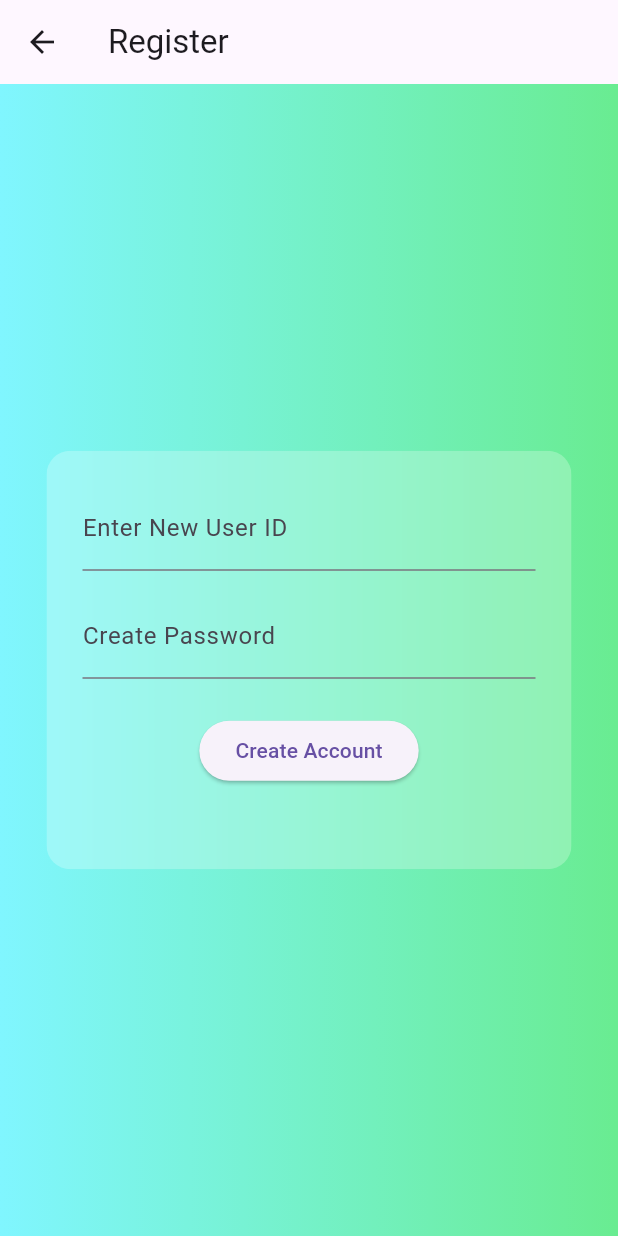
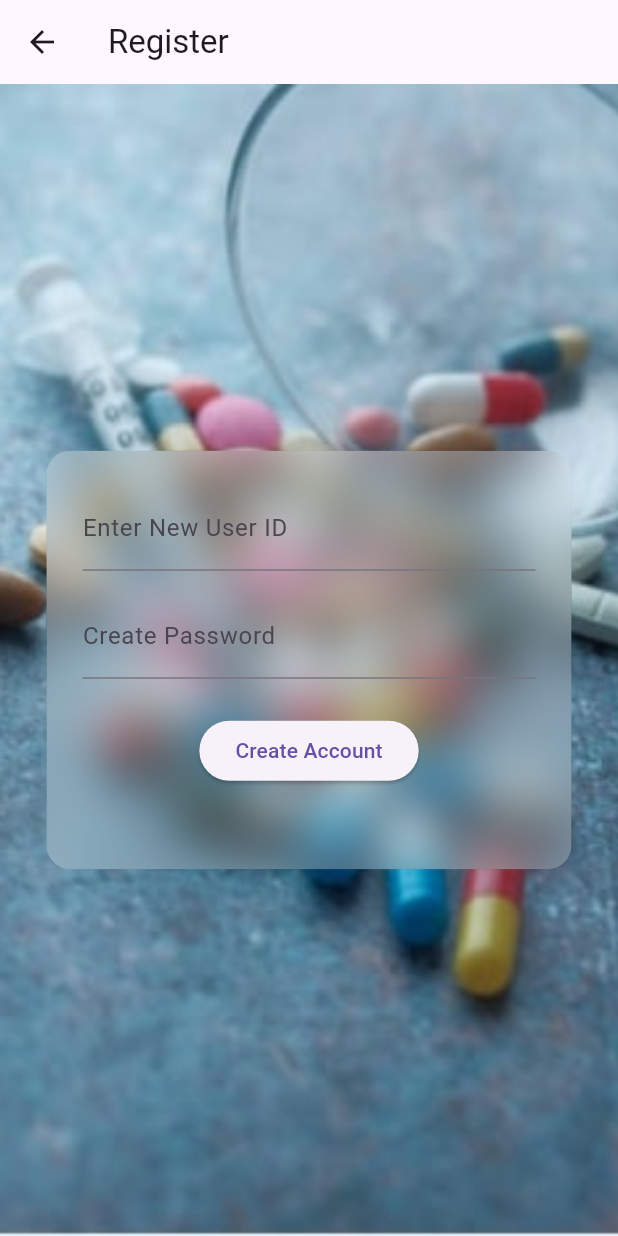
Before and after one commit to HET2005/healthcare-app, a Flutter app: the screen it shows after launch, after a tap on "Login", after a tap on "Don't have an ID? Create one", on a phone screen of 412 x 824 dp. Run offline on Flutter 3.47's test engine with Material 3 defaults, Android fonts, the light colour scheme and no system bars; our stand-ins replace flutter_local_notifications, sqflite, timezone; accounts and stored records are empty.

Commit message:
recent changes

```diff
--- a/lib/screens/login_screen.dart
+++ b/lib/screens/login_screen.dart
@@ -40,10 +40,9 @@ class _LoginScreenState extends State<LoginScreen> {
       appBar: AppBar(title: Text("Login")),
       body: Container(
         decoration: BoxDecoration(
-          gradient: LinearGradient(
-            colors: [Color(0xFF80F6FF), Color(0xFF69EC91)],
-            begin: Alignment.centerLeft,
-            end: Alignment.centerRight,
+          image: DecorationImage(
+            image: AssetImage('assets/background.jpg'),
+            fit: BoxFit.cover,
           ),
         ),
         child: Center(
@@ -58,6 +57,8 @@ class _LoginScreenState extends State<LoginScreen> {
                 child: Column(
                   mainAxisSize: MainAxisSize.min,
                   children: [
+                    Image.asset('assets/app_icon.png', height: 80),
+                    SizedBox(height: 16),
                     TextField(
                       controller: idController,
                       decoration: InputDecoration(labelText: "Enter User ID"),
--- a/lib/screens/register_screen.dart
+++ b/lib/screens/register_screen.dart
@@ -43,10 +43,9 @@ class _RegisterScreenState extends State<RegisterScreen> {
       appBar: AppBar(title: Text("Register")),
       body: Container(
         decoration: BoxDecoration(
-          gradient: LinearGradient(
-            colors: [Color(0xFF80F6FF), Color(0xFF69EC91)],
-            begin: Alignment.centerLeft,
-            end: Alignment.centerRight,
+          image: DecorationImage(
+            image: AssetImage('assets/background.jpg'),
+            fit: BoxFit.cover,
           ),
         ),
         child: Center(
--- a/lib/services/user_database.dart
+++ b/lib/services/user_database.dart
@@ -1,10 +1,19 @@
+import 'package:flutter/foundation.dart' show kIsWeb;
 import 'package:sqflite/sqflite.dart';
 import 'package:path/path.dart' as p;
 
 class UserDatabase {
   static Database? _db;
+  static bool _useMemoryStore = false;
+  static final Map<String, String> _memoryUsers = <String, String>{};
 
   static Future<void> init() async {
+    if (kIsWeb) {
+      // Web fallback: use in-memory store since sqflite is not supported on web
+      _useMemoryStore = true;
+      return;
+    }
+
     if (_db != null) return;
     final String databasesPath = await getDatabasesPath();
     final String path = p.join(databasesPath, 'healthcare_app.db');
@@ -24,6 +33,9 @@ class UserDatabase {
   }
 
   static Future<bool> login(String id, String password) async {
+    if (_useMemoryStore) {
+      return _memoryUsers[id] == password;
+    }
     final Database db = _ensureDb();
     final List<Map<String, Object?>> rows = await db.query(
       'users',
@@ -36,6 +48,9 @@ class UserDatabase {
   }
 
   static Future<bool> userExists(String id) async {
+    if (_useMemoryStore) {
+      return _memoryUsers.containsKey(id);
+    }
     final Database db = _ensureDb();
     final List<Map<String, Object?>> rows = await db.query(
       'users',
@@ -48,6 +63,10 @@ class UserDatabase {
   }
 
   static Future<void> register(String id, String password) async {
+    if (_useMemoryStore) {
+      _memoryUsers[id] = password;
+      return;
+    }
     final Database db = _ensureDb();
     await db.insert(
       'users',
```
Also changed, not shown: lib/screens/about_me_screen.dart (+3 -4 lines), lib/screens/doctors_list_screen.dart (+5 -6 lines), lib/screens/home_screen.dart (+3 -4 lines), lib/screens/medicine_alarm_screen.dart (+3 -4 lines), lib/screens/medicine_list_screen.dart (+3 -4 lines), pubspec.yaml (+1 -32 lines), assets/logo.jpg (added), pubspec.lock.
